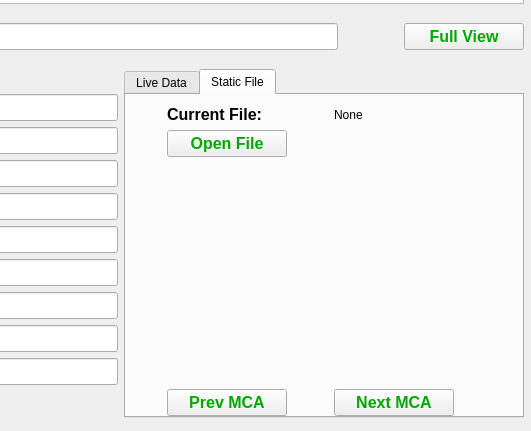
First picture: the form in SSRL_MCA.ui, repository laura-king/pyMCA-ui, before the edit; both pictures show x 813 to 1344 and y 300 to 731 of the 1344 by 731 pixel window.
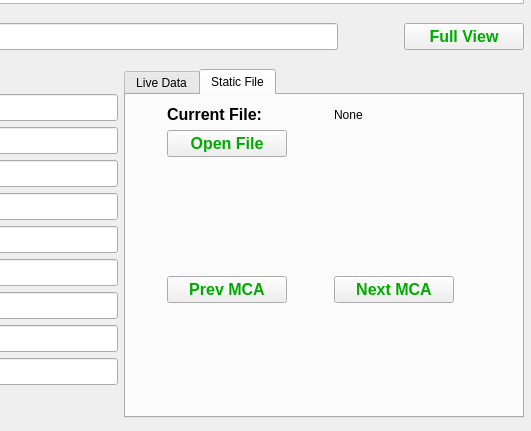
Second picture: the form after the edit. Custom widgets are drawn as their Qt base class.

```diff
--- a/SSRL_MCA.ui
+++ b/SSRL_MCA.ui
@@ -5296,6 +5296,19 @@
              </property>
             </widget>
            </item>
+           <item row="5" column="0">
+            <spacer name="verticalSpacer_3">
+             <property name="orientation">
+              <enum>Qt::Vertical</enum>
+             </property>
+             <property name="sizeHint" stdset="0">
+              <size>
+               <width>20</width>
+               <height>40</height>
+              </size>
+             </property>
+            </spacer>
+           </item>
           </layout>
          </widget>
         </widget>
```
